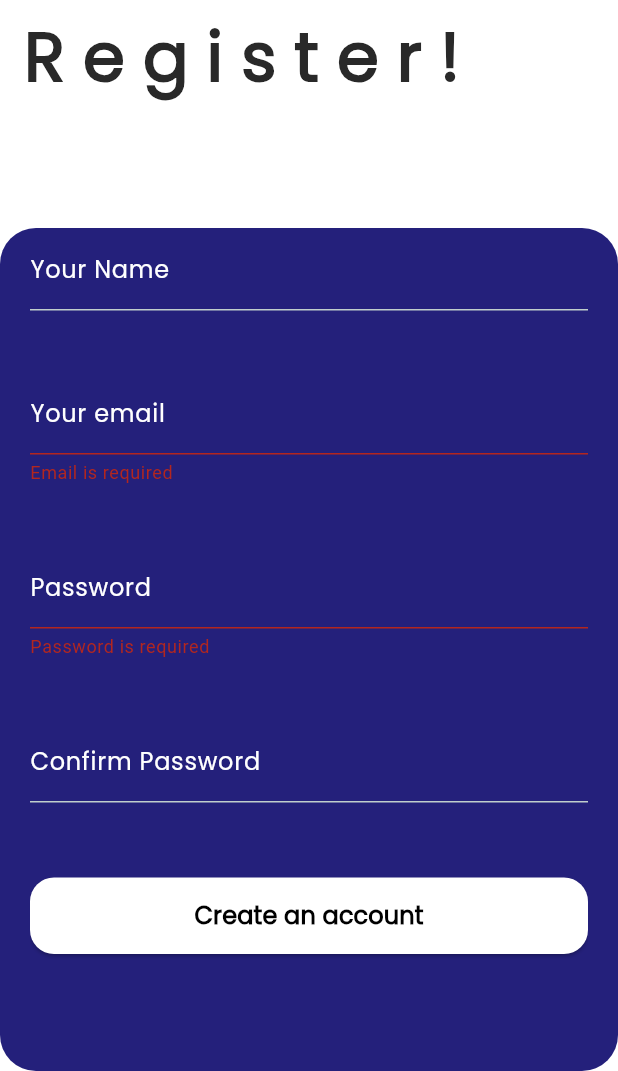
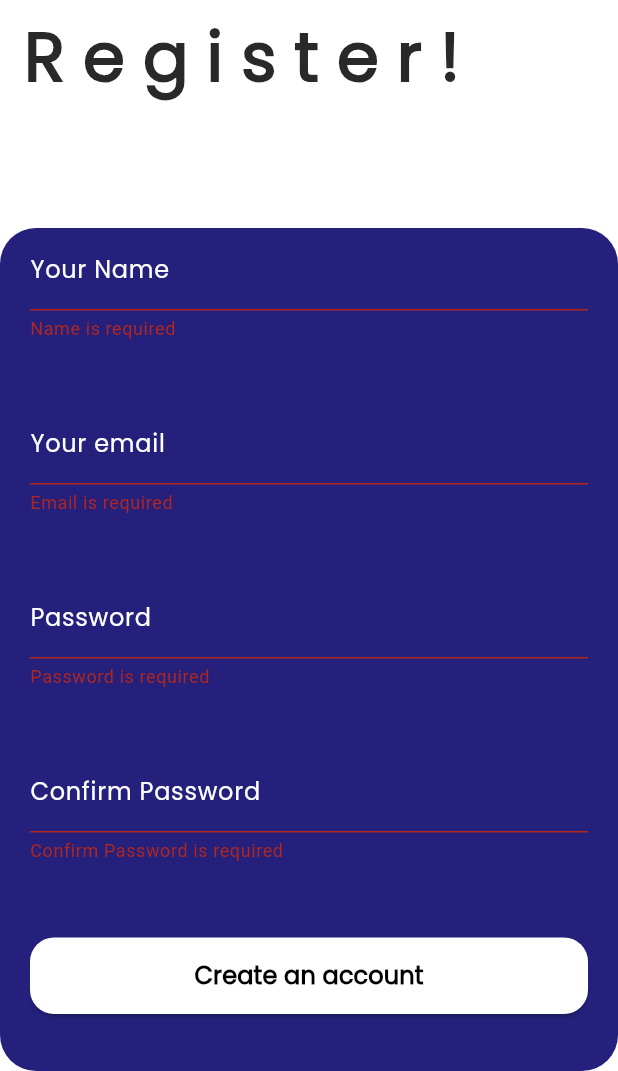
Before and after one commit to wohamedosama/smile-chat, a Flutter app: the RegisterScreen screen opened directly, scrolled down 35 dp, after a tap on "Create an account", on a phone screen of 412 x 824 dp, the part 165-1236 px from its top. Run offline on Flutter 3.47's test engine with Material 3 defaults, Android fonts, the phone set to English and light mode, and no system bars; our stand-ins replace bloc, chat_bubbles, firebase_auth, firebase_core, flutter_bloc, flutter_native_splash and 6 more; accounts and stored records are empty.

Commit message:
end from logic register screen and handle all code

```diff
--- a/lib/features/auth/presentation/widgets/auth_toggle_prompt.dart
+++ b/lib/features/auth/presentation/widgets/auth_toggle_prompt.dart
@@ -7,12 +7,12 @@ import 'package:smile_chat/utils/app_font_size.dart';
 
 class AuthTogglePrompt extends StatelessWidget {
   const AuthTogglePrompt({
-    this.pressToNaviagateToRegisterScreen,
+    this.pressToNaviagateToLoginScreen,
     super.key,
     required this.customTextwidgetText,
     required this.customTextButtonText,
   });
-  final void Function()? pressToNaviagateToRegisterScreen;
+  final void Function()? pressToNaviagateToLoginScreen;
   final String customTextwidgetText;
   final String customTextButtonText;
 
@@ -30,7 +30,7 @@ class AuthTogglePrompt extends StatelessWidget {
         CustomTextButton(
           text: customTextButtonText,
           style: AppStyles.styleSemiBold16,
-          onPressed: pressToNaviagateToRegisterScreen,
+          onPressed: pressToNaviagateToLoginScreen,
         ),
       ],
     );
--- a/lib/features/auth/presentation/widgets/create_an_account_and_already_a_user_text_button.dart
+++ b/lib/features/auth/presentation/widgets/create_an_account_and_already_a_user_text_button.dart
@@ -6,14 +6,14 @@ import 'package:smile_chat/features/auth/presentation/widgets/login_text_child.d
 class CreateAnAccountAndAlreadyAUserTextButton extends StatelessWidget {
   const CreateAnAccountAndAlreadyAUserTextButton({
     this.onPressedRegisterButton,
-    this.pressToNaviagateToRegisterScreen,
+    this.pressToNaviagateToLoginScreen,
     super.key,
     required this.text,
     required this.customTextButtonText,
     required this.customTextwidgetText,
   });
 
-  final void Function()? pressToNaviagateToRegisterScreen;
+  final void Function()? pressToNaviagateToLoginScreen;
   final void Function()? onPressedRegisterButton;
   final String text;
   final String customTextButtonText;
@@ -32,7 +32,7 @@ class CreateAnAccountAndAlreadyAUserTextButton extends StatelessWidget {
         AuthTogglePrompt(
           customTextButtonText: customTextButtonText,
           customTextwidgetText: customTextwidgetText,
-          pressToNaviagateToRegisterScreen: pressToNaviagateToRegisterScreen,
+          pressToNaviagateToLoginScreen: pressToNaviagateToLoginScreen,
         ),
       ],
     );
--- a/lib/features/auth/presentation/widgets/cusotm_text_form_field.dart
+++ b/lib/features/auth/presentation/widgets/cusotm_text_form_field.dart
@@ -14,6 +14,7 @@ class CustomTextFromField extends StatelessWidget {
     this.controller,
     this.validator,
     this.isPassword = false,
+    this.keyboardType = TextInputType.text,
   });
   final String labelText;
   final TextStyle? labelStyle;
@@ -24,9 +25,11 @@ class CustomTextFromField extends StatelessWidget {
   final TextEditingController? controller;
   final String? Function(String?)? validator;
   final bool isPassword;
+  final TextInputType keyboardType;
   @override
   Widget build(BuildContext context) {
     return TextFormField(
+      keyboardType: keyboardType,
       obscureText: isPassword,
       validator: validator,
       controller: controller,
--- a/lib/features/auth/presentation/widgets/login_button_and_create_user_text_button.dart
+++ b/lib/features/auth/presentation/widgets/login_button_and_create_user_text_button.dart
@@ -27,7 +27,7 @@ class LoginButtonAndCreateUserTextButton extends StatelessWidget {
         AuthTogglePrompt(
           customTextButtonText: customTextButtonText,
           customTextwidgetText: customTextwidgetText,
-          pressToNaviagateToRegisterScreen: onPressedRegisterButton,
+          pressToNaviagateToLoginScreen: onPressedRegisterButton,
         ),
       ],
     );
--- a/lib/features/auth/presentation/widgets/register_container.dart
+++ b/lib/features/auth/presentation/widgets/register_container.dart
@@ -1,10 +1,10 @@
-// ignore_for_file: avoid_print
+// ignore_for_file: avoid_print, use_build_context_synchronously
 
 import 'package:flutter/material.dart';
 import 'package:flutter_bloc/flutter_bloc.dart';
 import 'package:smile_chat/features/auth/cubit/email_auth/email_auth_cubit.dart';
 import 'package:smile_chat/features/auth/presentation/widgets/create_an_account_and_already_a_user_text_button.dart';
-import 'package:smile_chat/features/auth/presentation/widgets/cusotm_text_form_field.dart';
+import 'package:smile_chat/features/auth/presentation/widgets/register_form_fields.dart';
 import 'package:smile_chat/utils/app_color.dart';
 import 'package:smile_chat/utils/constant.dart';
 import 'package:smile_chat/utils/flutter_toast/flutter_toast.dart';
@@ -22,25 +22,18 @@ class RegisterContainer extends StatelessWidget {
   @override
   Widget build(BuildContext context) {
     return BlocConsumer<EmailAuthCubit, EmailAuthState>(
-      listenWhen: (previous, current) => previous != current,
-      listener: (context, state) {
-        if (state is CreateNewUserUsingEmailLoadingState) {
-          const Center(
-            child: CircularProgressIndicator(
-              color: AppColor.primaryColor,
-            ),
-          );
-        }
-        if (state is CreateNewUserUsingEmailFailureState) {
+      listener: (context, state) async {
+        if (state is CreateNewUserUsingEmailSuccessState) {
+          print('✅ User Created successful');
+          MyToast.showToast(
+              message: 'User Created Successful', state: ToastState.success);
+
+          await Future.delayed(const Duration(milliseconds: 500));
+          Navigator.pushReplacementNamed(context, loginUsingEmail);
+        } else if (state is CreateNewUserUsingEmailFailureState) {
           print('❌ Registration failed: ${state.errorMessage}');
           MyToast.showToast(
               message: state.errorMessage.toString(), state: ToastState.failed);
-        } else if (state is CreateNewUserUsingEmailSuccessState) {
-          print('✅ User Created successful');
-          MyToast.showToast(
-              message: 'User Created Successful', state: ToastState.success);
-          const Duration(seconds: 2);
-          Navigator.pushNamed(context, loginUsingEmail);
         }
       },
       builder: (context, state) {
@@ -57,56 +50,20 @@ class RegisterContainer extends StatelessWidget {
                     mainAxisSize: MainAxisSize.min,
                     children: [
                       const SizedBox(height: 14),
-                      Column(
-                        spacing: 40,
-                        mainAxisSize: MainAxisSize.min,
-                        children: [
-                          CustomTextFromField(
-                            labelText: 'Your Name',
-                            controller: userName,
-                          ),
-                          CustomTextFromField(
-                            labelText: 'Your email',
-                            controller: email,
-                            validator: (value) {
-                              if (value == null || value.isEmpty) {
-                                return 'Email is required';
-                              }
-                              return null;
-                            },
-                          ),
-                          CustomTextFromField(
-                            isPassword: true,
-                            validator: (value) {
-                              if (value == null || value.isEmpty) {
-                                return 'Password is required';
-                              } else if (value.length < 6) {
-                                return 'Password should be at least 6 characters';
-                              }
-                              return null;
-                            },
-                            labelText: 'Password',
-                            controller: password,
-                          ),
-                          CustomTextFromField(
-                              controller: confirmPassword,
-                              labelText: 'Confirm Password'),
-                        ],
+                      RegisterFromFields(
+                        userName: userName,
+                        email: email,
+                        password: password,
+                        confirmPassword: confirmPassword,
                       ),
-                      // CustomColumnContainOfCustomTextFormFieldInTheRegisterScreen(
-                      //   emailController: email,
-                      //   passwordController: password,
-                      // ),
                       const SizedBox(height: 50),
                       CreateAnAccountAndAlreadyAUserTextButton(
+                        pressToNaviagateToLoginScreen: () =>
+                            Navigator.of(context)
+                                .pushReplacementNamed(loginUsingEmail),
                         customTextButtonText: 'Sign in',
                         customTextwidgetText: 'Already a user ?',
-                        text: state is CreateNewUserUsingEmailLoadingState
-                            ? const Center(
-                                child: CircularProgressIndicator(
-                                color: AppColor.primaryColor,
-                              )).toString()
-                            : 'Create an account',
+                        text: 'Create an account',
                         onPressedRegisterButton: () {
                           if (formkey.currentState!.validate()) {
                             BlocProvider.of<EmailAuthCubit>(context)
--- /dev/null
+++ b/lib/features/auth/presentation/widgets/register_form_fields.dart
@@ -0,0 +1,80 @@
+import 'package:flutter/material.dart';
+import 'package:smile_chat/features/auth/presentation/widgets/cusotm_text_form_field.dart';
+
+class RegisterFromFields extends StatelessWidget {
+  const RegisterFromFields({
+    super.key,
+    required this.userName,
+    required this.email,
+    required this.password,
+    required this.confirmPassword,
+  });
+
+  final TextEditingController userName;
+  final TextEditingController email;
+  final TextEditingController password;
+  final TextEditingController confirmPassword;
+
+  @override
+  Widget build(BuildContext context) {
+    return Column(
+      spacing: 40,
+      mainAxisSize: MainAxisSize.min,
+      children: [
+        CustomTextFromField(
+          validator: (value) {
+            if (value == null || value.isEmpty) {
+              return 'Name is required';
+            } else if (value.trim().length < 2) {
+              return 'Name must be at least 2 characters';
+            } else if (!RegExp(r'^[a-zA-Z0-9_-]+$').hasMatch(value.trim())) {
+              return 'Name can only contain letters, numbers, underscore, or hyphen';
+            }
+            return null;
+          },
+          labelText: 'Your Name',
+          controller: userName,
+        ),
+        CustomTextFromField(
+          labelText: 'Your email',
+          controller: email,
+          validator: (value) {
+            if (value == null || value.isEmpty) {
+              return 'Email is required';
+            } else if (!RegExp(r'^[^@]+@[^@]+\.[^@]+$')
+                .hasMatch(value.trim())) {
+              return 'Please enter a valid email address';
+            }
+            return null;
+          },
+        ),
+        CustomTextFromField(
+          isPassword: true,
+          validator: (value) {
+            if (value == null || value.isEmpty) {
+              return 'Password is required';
+            } else if (value.length < 6) {
+              return 'Password should be at least 6 characters';
+            }
+            return null;
+          },
+          labelText: 'Password',
+          controller: password,
+        ),
+        CustomTextFromField(
+            validator: (value) {
+              if (value == null || value.isEmpty) {
+                return 'Confirm Password is required';
+              }
+              if (value != password.text) {
+                return 'Passwords do not match';
+              }
+              return null;
+            },
+            controller: confirmPassword,
+            isPassword: true,
+            labelText: 'Confirm Password'),
+      ],
+    );
+  }
+}
```
Also changed, not shown: lib/features/auth/cubit/email_auth/email_auth_cubit.dart (+56 -7 lines), lib/features/auth/presentation/widgets/custom_column_contain_of_custom_text_form_filed_in_the_register_screen.dart (deleted, +0 -49 lines), 4 other files.
